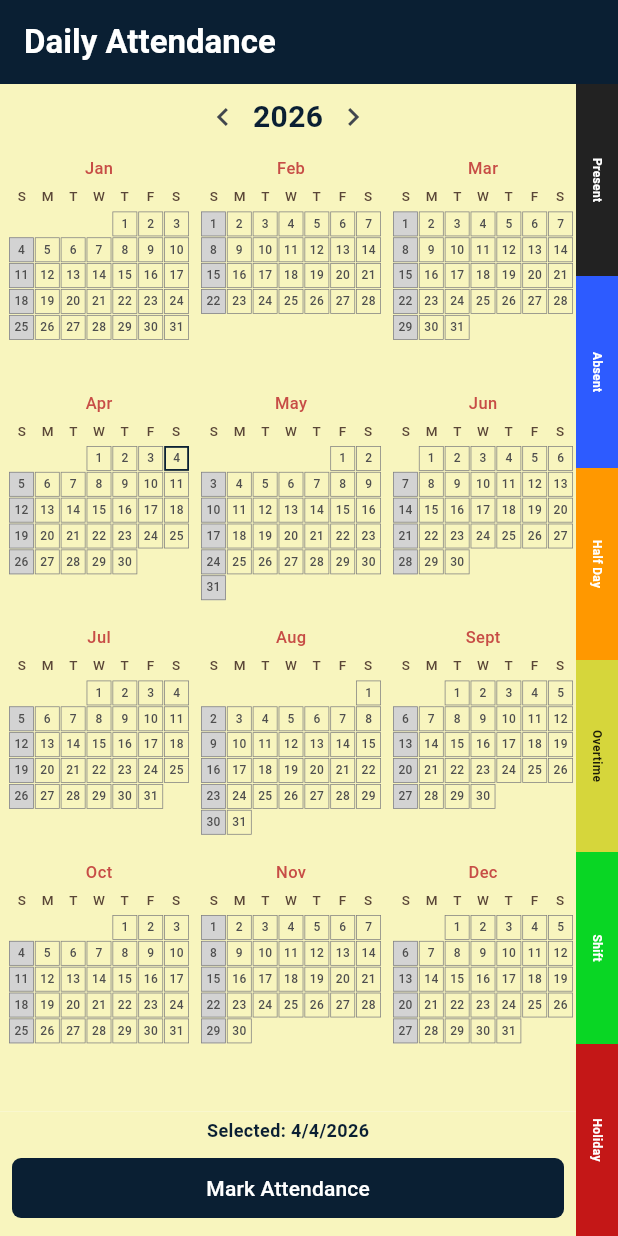
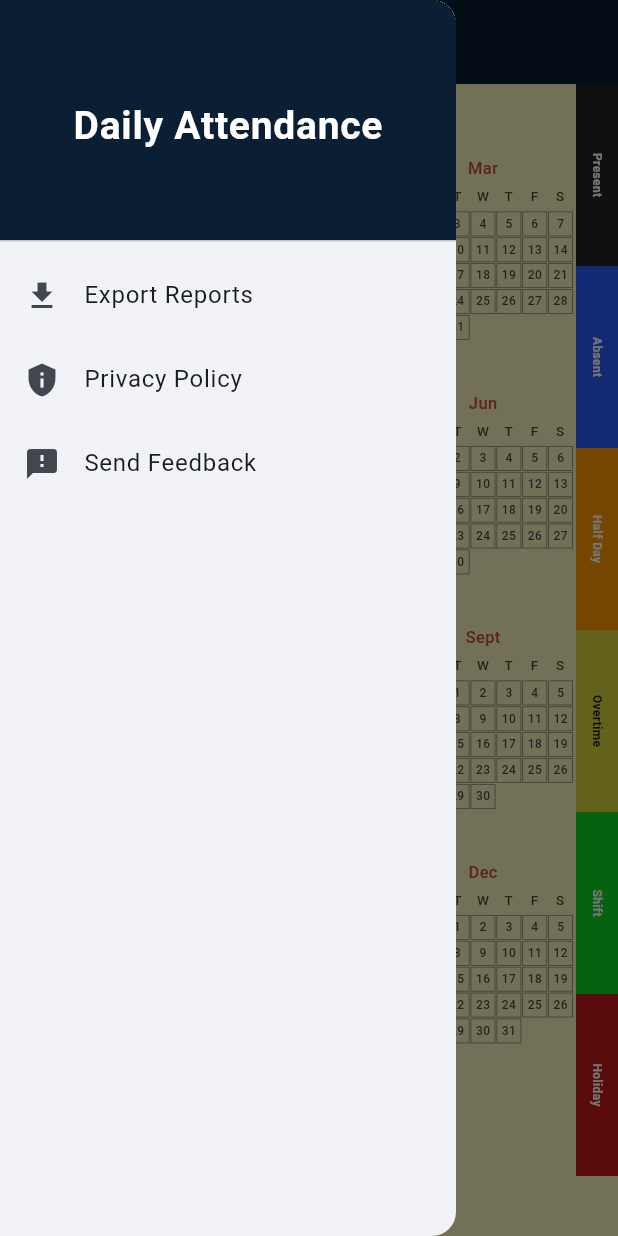
Before and after one commit to SurajChaurasia84/Self-Attendance-, a Flutter app: the screen it shows after launch, with the side drawer open (before the commit the screen has no drawer), on a phone screen of 412 x 824 dp. Run offline on Flutter 3.47's test engine with Material 3 defaults, Android fonts, the phone set to English and light mode, and no system bars; our stand-ins replace google_mobile_ads, pdf, shared_preferences; network calls fail.

Commit message:
Update attendance home screen UI and logic

```diff
--- a/lib/attendance_home_screen.dart
+++ b/lib/attendance_home_screen.dart
@@ -1,7 +1,9 @@
 import 'dart:convert';
 
+import 'package:daily_attendance/select_months_screen.dart';
 import 'package:flutter/material.dart';
 import 'package:shared_preferences/shared_preferences.dart';
+import 'package:url_launcher/url_launcher.dart';
 
 import 'attendance_models.dart';
 import 'banner_ad_bar.dart';
@@ -26,6 +28,26 @@ class _AttendanceHomeScreenState extends State<AttendanceHomeScreen> {
   bool _isLoaded = false;
   int _adRefreshToken = 0;
 
+  Future<void> _openPrivacyPolicy() async {
+    final Uri url = Uri.parse(
+      'https://www.termsfeed.com/live/a525088b-da0d-4df8-be00-fb6640222334',
+    );
+
+    if (!await launchUrl(url, mode: LaunchMode.externalApplication)) {
+      throw 'Could not launch $url';
+    }
+  }
+
+  Future<void> _sendFeedback() async {
+    final Uri emailUri = Uri(
+      scheme: 'mailto',
+      path: 'epson5732@gmail.com',
+      query: 'subject=App Feedback',
+    );
+
+    await launchUrl(emailUri);
+  }
+
   @override
   void initState() {
     super.initState();
@@ -35,14 +57,73 @@ class _AttendanceHomeScreenState extends State<AttendanceHomeScreen> {
     _loadSavedAttendance();
   }
 
+  Widget _buildDrawer() {
+    return Drawer(
+      child: Column(
+        children: [
+          DrawerHeader(
+            decoration: const BoxDecoration(color: kPrimaryColor),
+            child: Align(
+              alignment: Alignment.center,
+              child: Text(
+                'Daily Attendance',
+                style: TextStyle(
+                  color: Colors.white,
+                  fontSize: 26,
+                  fontWeight: FontWeight.bold,
+                ),
+              ),
+            ),
+          ),
+
+          // 📥 Import Reports
+          ListTile(
+            leading: const Icon(Icons.download),
+            title: const Text('Export Reports'),
+            onTap: () {
+              Navigator.pop(context); // 👈 drawer close (recommended)
+
+              Navigator.push(
+                context,
+                MaterialPageRoute(
+                  builder: (_) => SelectMonthsScreen(
+                    attendanceMarks: _attendanceMarks, // ✅ FIX HERE
+                  ),
+                ),
+              );
+            },
+          ),
+
+          // 🔒 Privacy Policy
+          ListTile(
+            leading: const Icon(Icons.privacy_tip),
+            title: const Text('Privacy Policy'),
+            onTap: () {
+              Navigator.pop(context);
+              _openPrivacyPolicy();
+            },
+          ),
+
+          // 📩 Send Feedback
+          ListTile(
+            leading: const Icon(Icons.feedback),
+            title: const Text('Send Feedback'),
+            onTap: () {
+              Navigator.pop(context);
+              _sendFeedback();
+            },
+          ),
+        ],
+      ),
+    );
+  }
+
   @override
   Widget build(BuildContext context) {
     final CalendarPalette palette = CalendarPalette();
-    final AttendanceStatus? selectedDateStatus = _selectedDate == null
-        ? null
-        : _attendanceMarks[_normalizeDate(_selectedDate!)];
 
     return Scaffold(
+      drawer: _buildDrawer(),
       appBar: AppBar(
         centerTitle: false,
         title: const Text(
@@ -115,6 +196,9 @@ class _AttendanceHomeScreenState extends State<AttendanceHomeScreen> {
                                     _selectedDate = day;
                                   });
                                   await _persistAttendance();
+                                  _openMonthAnalyticsScreen(
+                                    DateTime(day.year, day.month),
+                                  );
                                 },
                               );
                             },
@@ -134,51 +218,16 @@ class _AttendanceHomeScreenState extends State<AttendanceHomeScreen> {
                       ),
                     ),
                   ),
-                  Container(
-                    width: double.infinity,
-                    color: kSheetColor,
-                    padding: const EdgeInsets.fromLTRB(8, 4, 8, 8),
-                    child: Column(
-                      children: [
-                        if (_selectedDate != null)
-                          Padding(
-                            padding: const EdgeInsets.only(bottom: 6),
-                            child: Text(
-                              'Selected: ${_formatDate(_selectedDate!)}',
-                              style: const TextStyle(
-                                color: kPrimaryColor,
-                                fontSize: 12,
-                                fontWeight: FontWeight.w600,
-                              ),
-                            ),
-                          ),
-                        SizedBox(
-                          width: double.infinity,
-                          child: FilledButton(
-                            onPressed: _selectedDate == null || selectedDateStatus != null
-                                ? null
-                                : () => _openMarkAttendance(),
-                            style: FilledButton.styleFrom(
-                              backgroundColor: kPrimaryColor,
-                              disabledBackgroundColor: Colors.black26,
-                              shape: RoundedRectangleBorder(
-                                borderRadius: BorderRadius.circular(6),
-                              ),
-                            ),
-                            child: Text(
-                              selectedDateStatus == null
-                                  ? 'Mark Attendance'
-                                  : 'Attendance Marked',
-                            ),
-                          ),
-                        ),
                 ],
               ),
             ),
-                ],
+            ColoredBox(
+              color: kSheetColor,
+              child: Padding(
+                padding: const EdgeInsets.only(bottom: 40.0),
+                child: _StatusStrip(palette: palette),
               ),
             ),
-            _StatusStrip(palette: palette),
           ],
         ),
       ),
@@ -191,7 +240,8 @@ class _AttendanceHomeScreenState extends State<AttendanceHomeScreen> {
     };
 
     int totalMarked = 0;
-    for (final MapEntry<DateTime, AttendanceStatus> entry in _attendanceMarks.entries) {
+    for (final MapEntry<DateTime, AttendanceStatus> entry
+        in _attendanceMarks.entries) {
       final DateTime date = entry.key;
       if (date.year == monthDate.year && date.month == monthDate.month) {
         counts[entry.value] = (counts[entry.value] ?? 0) + 1;
@@ -215,89 +265,6 @@ class _AttendanceHomeScreenState extends State<AttendanceHomeScreen> {
     setState(() {
       _adRefreshToken++;
     });
-  }
-
-  Future<void> _openMarkAttendance() async {
-    final DateTime selectedDate = _selectedDate!;
-    AttendanceStatus? selectedStatus = _attendanceMarks[_normalizeDate(selectedDate)];
-
-    final AttendanceStatus? submittedStatus = await showDialog<AttendanceStatus>(
-      context: context,
-      builder: (BuildContext context) {
-        return StatefulBuilder(
-          builder: (BuildContext context, StateSetter setDialogState) {
-            return AlertDialog(
-              title: Text('Mark ${_formatDate(selectedDate)}'),
-              content: SizedBox(
-                width: 320,
-                child: Column(
-                  mainAxisSize: MainAxisSize.min,
-                  children: AttendanceStatus.values
-                      .map(
-                        (AttendanceStatus status) => InkWell(
-                          onTap: () {
-                            setDialogState(() {
-                              selectedStatus = status;
-                            });
-                          },
-                          child: Padding(
-                            padding: const EdgeInsets.symmetric(vertical: 4),
-                            child: Row(
-                              children: [
-                                Icon(
-                                  selectedStatus == status
-                                      ? Icons.radio_button_checked
-                                      : Icons.radio_button_off,
-                                  color: status.color,
-                                ),
-                                const SizedBox(width: 10),
-                                Expanded(child: Text(status.label)),
-                              ],
-                            ),
-                          ),
-                        ),
-                      )
-                      .toList(),
-                ),
-              ),
-              actions: [
-                TextButton(
-                  onPressed: () => Navigator.of(context).pop(),
-                  child: const Text('Cancel'),
-                ),
-                FilledButton(
-                  onPressed: selectedStatus == null
-                      ? null
-                      : () => Navigator.of(context).pop(selectedStatus),
-                  child: const Text('Submit'),
-                ),
-              ],
-            );
-          },
-        );
-      },
-    );
-
-    if (!mounted || submittedStatus == null) {
-      return;
-    }
-
-    setState(() {
-      _attendanceMarks[_normalizeDate(selectedDate)] = submittedStatus;
-    });
-    await _persistAttendance();
-
-    if (!mounted) {
-      return;
-    }
-
-    ScaffoldMessenger.of(context).showSnackBar(
-      SnackBar(
-        content: Text(
-          '${submittedStatus.label} marked for ${_formatDate(selectedDate)}',
-        ),
-      ),
-    );
   }
 
   DateTime _normalizeDate(DateTime date) {
@@ -352,7 +319,9 @@ class _AttendanceHomeScreenState extends State<AttendanceHomeScreen> {
 
     setState(() {
       _year = savedYear;
-      _selectedDate = restoredDate == null ? null : _normalizeDate(restoredDate);
+      _selectedDate = restoredDate == null
+          ? null
+          : _normalizeDate(restoredDate);
       _attendanceMarks
         ..clear()
         ..addAll(parsedMarks);
@@ -364,20 +333,19 @@ class _AttendanceHomeScreenState extends State<AttendanceHomeScreen> {
     final SharedPreferences prefs = await SharedPreferences.getInstance();
     final Map<String, String> encodedMarks = <String, String>{};
 
-    for (final MapEntry<DateTime, AttendanceStatus> entry in _attendanceMarks.entries) {
+    for (final MapEntry<DateTime, AttendanceStatus> entry
+        in _attendanceMarks.entries) {
       encodedMarks[entry.key.toIso8601String()] = entry.value.name;
     }
 
     await prefs.setInt(_kStoredYearKey, _year);
     await prefs.setString(
       _kStoredDateKey,
-      _selectedDate == null ? '' : _normalizeDate(_selectedDate!).toIso8601String(),
+      _selectedDate == null
+          ? ''
+          : _normalizeDate(_selectedDate!).toIso8601String(),
     );
     await prefs.setString(_kStoredMarksKey, jsonEncode(encodedMarks));
-  }
-
-  String _formatDate(DateTime date) {
-    return '${date.day}/${date.month}/${date.year}';
   }
 }
 
@@ -410,18 +378,17 @@ class _MiniMonth extends StatelessWidget {
   Widget build(BuildContext context) {
     final List<DateTime?> dayCells = _buildDayCells(monthDate);
 
-    return Column(
+    return InkWell(
+      onTap: () => onMonthTap(monthDate),
+      child: Column(
         mainAxisSize: MainAxisSize.min,
         children: [
-        InkWell(
-          onTap: () => onMonthTap(monthDate),
-          child: Text(
+          Text(
             monthName(monthDate.month),
             style: const TextStyle(
               fontSize: 11,
               color: Color(0xFFC74D46),
               fontWeight: FontWeight.w500,
-            ),
             ),
           ),
           const SizedBox(height: 4),
@@ -461,7 +428,11 @@ class _MiniMonth extends StatelessWidget {
                   return const SizedBox.shrink();
                 }
 
-              final DateTime normalizedDay = DateTime(day.year, day.month, day.day);
+                final DateTime normalizedDay = DateTime(
+                  day.year,
+                  day.month,
+                  day.day,
+                );
 
                 return _MiniDayCell(
                   day: day,
@@ -474,6 +445,7 @@ class _MiniMonth extends StatelessWidget {
             ),
           ),
         ],
+      ),
     );
   }
 
@@ -537,10 +509,12 @@ class _MiniDayCell extends StatelessWidget {
           child: Center(
             child: Text(
               '${day.day}',
-              style: const TextStyle(
+              style: TextStyle(
                 fontSize: 8,
-                color: Color(0xFF4E4E4E),
                 fontWeight: FontWeight.w500,
+                color: (mark?.color.computeLuminance() ?? 1) < 0.5
+                    ? Colors.white
+                    : const Color(0xFF4E4E4E),
               ),
             ),
           ),
@@ -570,28 +544,13 @@ class _AttendanceDayPainter extends CustomPainter {
     canvas.drawRect(rect, basePaint);
 
     if (markColor != null) {
-      final Path filledHalf = Path()
-        ..moveTo(0, size.height)
-        ..lineTo(size.width, size.height)
-        ..lineTo(size.width, 0)
-        ..close();
       final Paint markPaint = Paint()..color = markColor!;
-      canvas.drawPath(filledHalf, markPaint);
-
-      final Paint diagonalPaint = Paint()
-        ..color = borderColor
-        ..strokeWidth = 0.5
-        ..style = PaintingStyle.stroke;
-      canvas.drawLine(
-        Offset(size.width, 0),
-        Offset(0, size.height),
-        diagonalPaint,
-      );
+      canvas.drawRect(rect, markPaint);
     }
 
     final Paint borderPaint = Paint()
-      ..color = highlightColor ?? borderColor
-      ..strokeWidth = highlightColor == null ? 0.5 : 1.2
+      ..color = borderColor
+      ..strokeWidth = 0.5
       ..style = PaintingStyle.stroke;
     canvas.drawRect(rect.deflate(borderPaint.strokeWidth / 2), borderPaint);
   }
```
Lines whose indentation alone changed are shown as unchanged.
